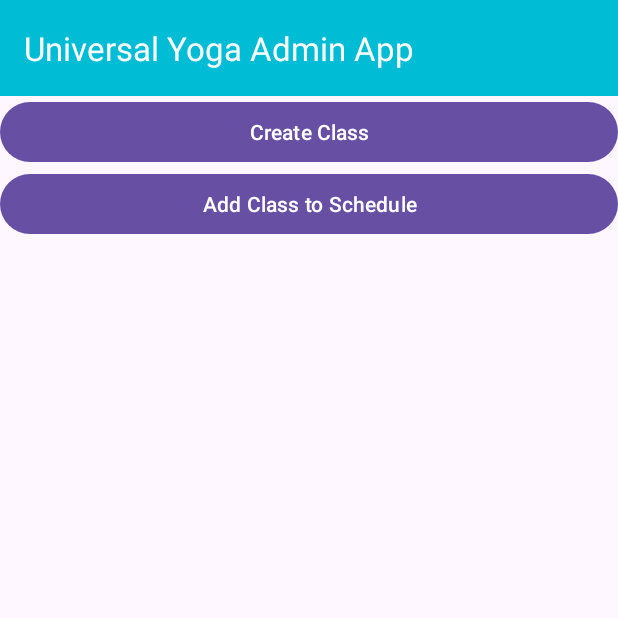
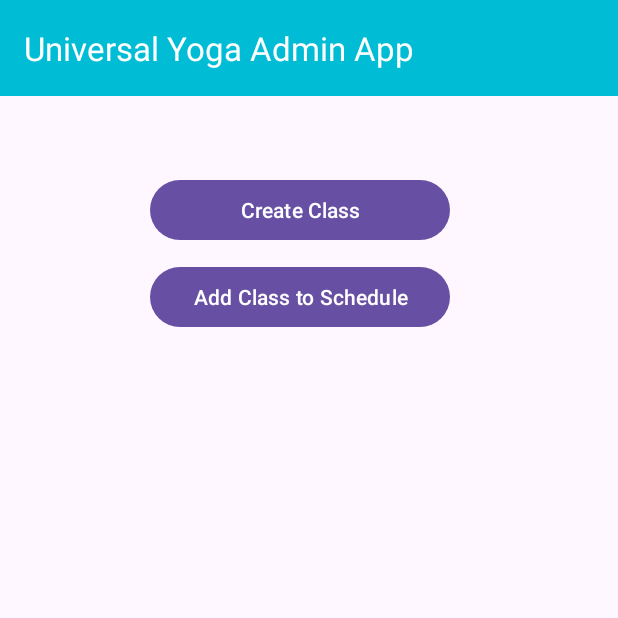
Before and after one commit to uzaysozen/UniversalYogaAppAdmin, an Android app: the screen it shows after launch (LandingPage), on a phone screen of 412 x 824 dp, the top half of it. Run offline under Robolectric (Android 15) with nearby library versions, the phone set to English and light mode, and no system bars.

Commit message:
Fixed landing page view, added required field error, added appbar to class instance page

```diff
--- a/app/src/main/res/layout/activity_landing_page.xml
+++ b/app/src/main/res/layout/activity_landing_page.xml
@@ -1,13 +1,13 @@
 <?xml version="1.0" encoding="utf-8"?>
-<androidx.constraintlayout.widget.ConstraintLayout
-    xmlns:android="http://schemas.android.com/apk/res/android"
+<androidx.constraintlayout.widget.ConstraintLayout xmlns:android="http://schemas.android.com/apk/res/android"
+    xmlns:app="http://schemas.android.com/apk/res-auto"
     xmlns:tools="http://schemas.android.com/tools"
-    xmlns:app="http://schemas.android.com/apk/res-auto"
     android:layout_width="match_parent"
     android:layout_height="match_parent"
     tools:context=".LandingPage">
 
   <com.google.android.material.appbar.AppBarLayout
+      android:id="@+id/appBarLayout2"
       android:layout_width="match_parent"
       android:layout_height="match_parent">
 
@@ -21,16 +21,33 @@
         app:title="Universal Yoga Admin App"
         app:titleTextColor="#FFFFFF" />
 
+  </com.google.android.material.appbar.AppBarLayout>
+
+  <LinearLayout
+      android:layout_width="match_parent"
+      android:layout_height="match_parent"
+      android:layout_marginTop="100dp"
+      android:orientation="vertical"
+      app:layout_constraintTop_toBottomOf="@+id/appBarLayout2">
+
     <Button
         android:id="@+id/button2"
+        android:layout_width="200dp"
+        android:layout_height="wrap_content"
+        android:layout_marginLeft="100dp"
+        android:layout_marginTop="16dp"
+        android:text="Create Class" />
+
+    <Space
         android:layout_width="match_parent"
-        android:layout_height="wrap_content"
-        android:text="Create Class" />
+        android:layout_height="10dp" />
 
     <Button
         android:id="@+id/button3"
-        android:layout_width="match_parent"
+        android:layout_width="200dp"
         android:layout_height="wrap_content"
+        android:layout_marginLeft="100dp"
         android:text="Add Class to Schedule" />
-  </com.google.android.material.appbar.AppBarLayout>
+  </LinearLayout>
+
 </androidx.constraintlayout.widget.ConstraintLayout>
--- a/app/src/main/res/layout/activity_main.xml
+++ b/app/src/main/res/layout/activity_main.xml
@@ -131,6 +131,7 @@
                 android:layout_height="wrap_content"
                 android:layout_marginTop="280dp"
                 android:orientation="vertical"
+                android:checkedButton="@id/radioButton"
                 app:layout_constraintEnd_toEndOf="parent"
                 app:layout_constraintHorizontal_bias="0.16"
                 app:layout_constraintStart_toStartOf="@+id/guideline2"
```
Also changed, not shown: app/src/main/java/com/example/universalyogaappadmin/AddingClassInstance.java (+23 -0 lines), app/src/main/java/com/example/universalyogaappadmin/MainActivity.java (+28 -5 lines), app/src/main/res/layout/activity_adding_class_instance.xml (+17 -0 lines).
